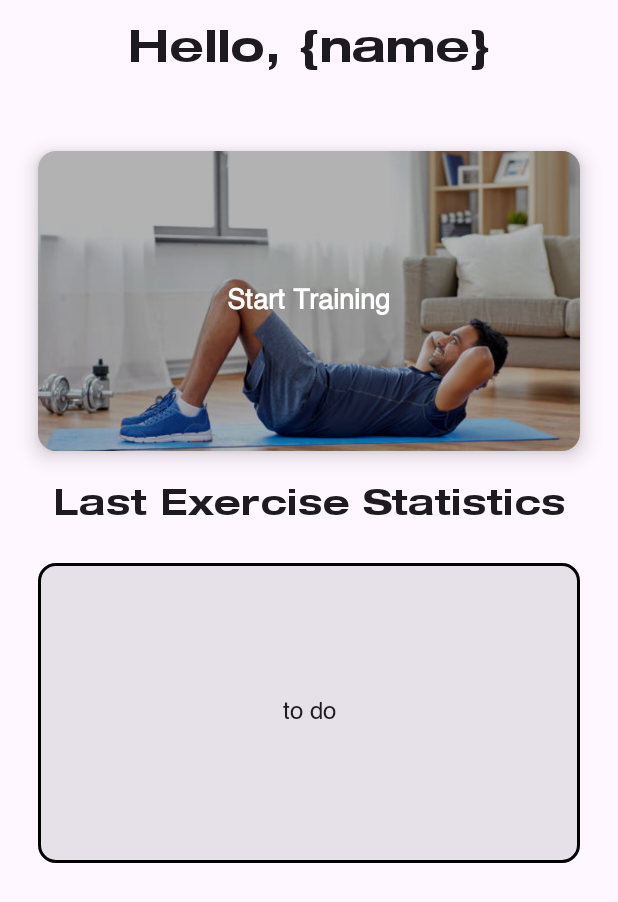
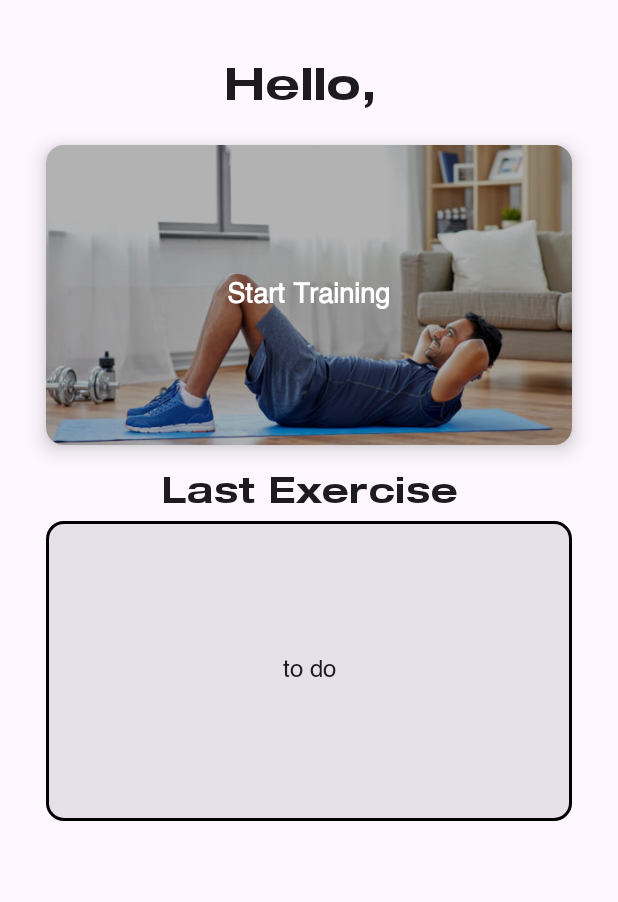
Before and after one commit to oshwad/ippt-app, an Android app built with Jetpack Compose: the composable HomeScreen shown on its own in the app's theme, on a phone screen of 412 x 824 dp. Shown: the top 902 px of the screen. Run offline under Robolectric (Android 15) with nearby library versions, the phone set to English and light mode, and no system bars; our stand-ins replace Room's generated code; 4 statements that could not run were skipped.

Commit message:
feat: home screen tweaks and created workoutresulttable component

```diff
--- a/app/src/main/java/com/faithie/ipptapp/ui/screens/HomeScreen.kt
+++ b/app/src/main/java/com/faithie/ipptapp/ui/screens/HomeScreen.kt
@@ -3,6 +3,7 @@ package com.faithie.ipptapp.ui.screens
 import androidx.compose.foundation.BorderStroke
 import androidx.compose.foundation.Image
 import androidx.compose.foundation.background
+import androidx.compose.foundation.layout.Arrangement
 import androidx.compose.foundation.layout.Box
 import androidx.compose.foundation.layout.Column
 import androidx.compose.foundation.layout.Spacer
@@ -17,6 +18,11 @@ import androidx.compose.material3.ExperimentalMaterial3Api
 import androidx.compose.material3.MaterialTheme
 import androidx.compose.material3.Text
 import androidx.compose.runtime.Composable
+import androidx.compose.runtime.LaunchedEffect
+import androidx.compose.runtime.getValue
+import androidx.compose.runtime.mutableStateOf
+import androidx.compose.runtime.remember
+import androidx.compose.runtime.setValue
 import androidx.compose.ui.Alignment
 import androidx.compose.ui.Modifier
 import androidx.compose.ui.graphics.Color
@@ -27,6 +33,7 @@ import androidx.compose.ui.unit.dp
 import androidx.navigation.NavHostController
 import androidx.navigation.compose.rememberNavController
 import com.faithie.ipptapp.R
+import com.faithie.ipptapp.data.User
 import com.faithie.ipptapp.ui.theme.MyAppTheme
 import com.faithie.ipptapp.viewmodel.UserViewModel
 
@@ -35,16 +42,22 @@ fun HomeScreen(
     navController: NavHostController,
     viewModel: UserViewModel
 ) {
+    var userName by remember { mutableStateOf("") }
+    LaunchedEffect(Unit) {
+        userName = viewModel.getUser()?.name ?: ""
+    }
+
     Column (
-        modifier = Modifier.fillMaxSize(),
+        modifier = Modifier.fillMaxSize().padding(25.dp),
         horizontalAlignment = Alignment.CenterHorizontally,
+        verticalArrangement = Arrangement.Top
     )
     {
         Spacer(modifier = Modifier.height(20.dp))
-        Text(text = "Hello, {name}",
+        Text(text = "Hello, $userName",
             style = MaterialTheme.typography.headlineMedium)
 
-        Spacer(modifier = Modifier.height(25.dp))
+        Spacer(modifier = Modifier.height(16.dp))
 
         StartExerciseCard(
             onClick = {
@@ -52,13 +65,15 @@ fun HomeScreen(
             }
         )
 
-        Text(text = "Last Exercise Statistics",
+        Spacer(modifier = Modifier.height(16.dp))
+
+        Text(text = "Last Exercise",
             style = MaterialTheme.typography.headlineSmall)
 
         Card(
             modifier = Modifier
                 .fillMaxWidth()
-                .padding(25.dp),
+                .padding(5.dp),
             border = BorderStroke(2.dp, Color.Black)
         ){
             Box(modifier = Modifier
@@ -77,7 +92,7 @@ fun StartExerciseCard(onClick: () -> Unit) {
         onClick = onClick,
         modifier = Modifier
             .fillMaxWidth()
-            .padding(25.dp),
+            .padding(5.dp),
         elevation = CardDefaults.cardElevation(defaultElevation = 8.dp)
     ) {
         Box(
```
Also changed, not shown: app/src/main/java/com/faithie/ipptapp/ui/component/WorkoutResultsTable.kt (added, +122 -0 lines).
